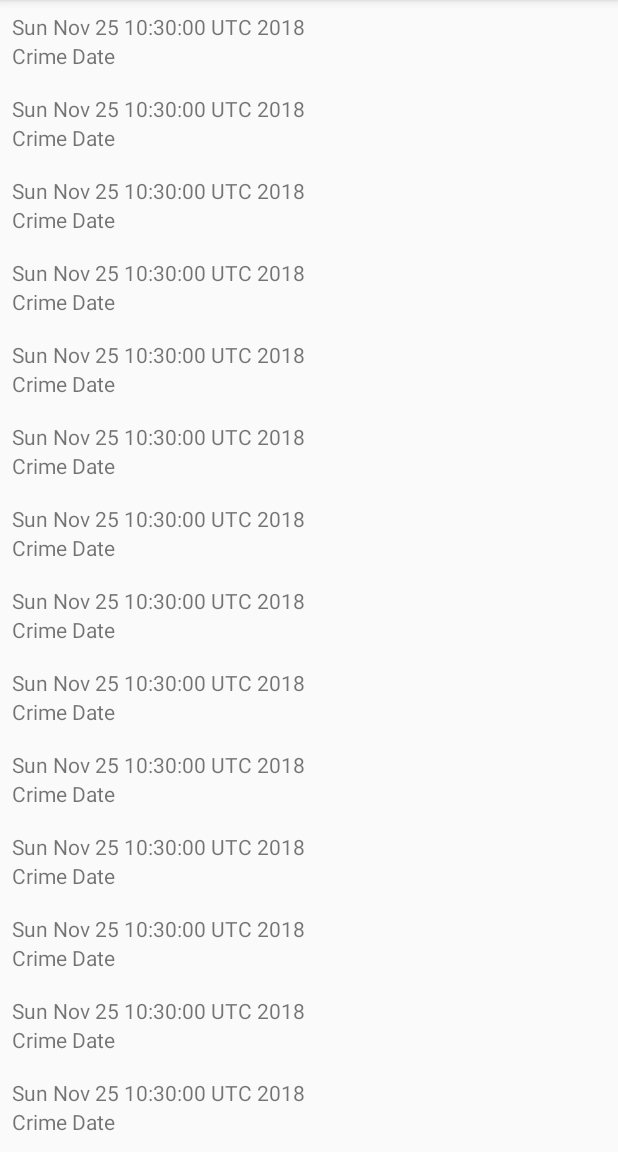
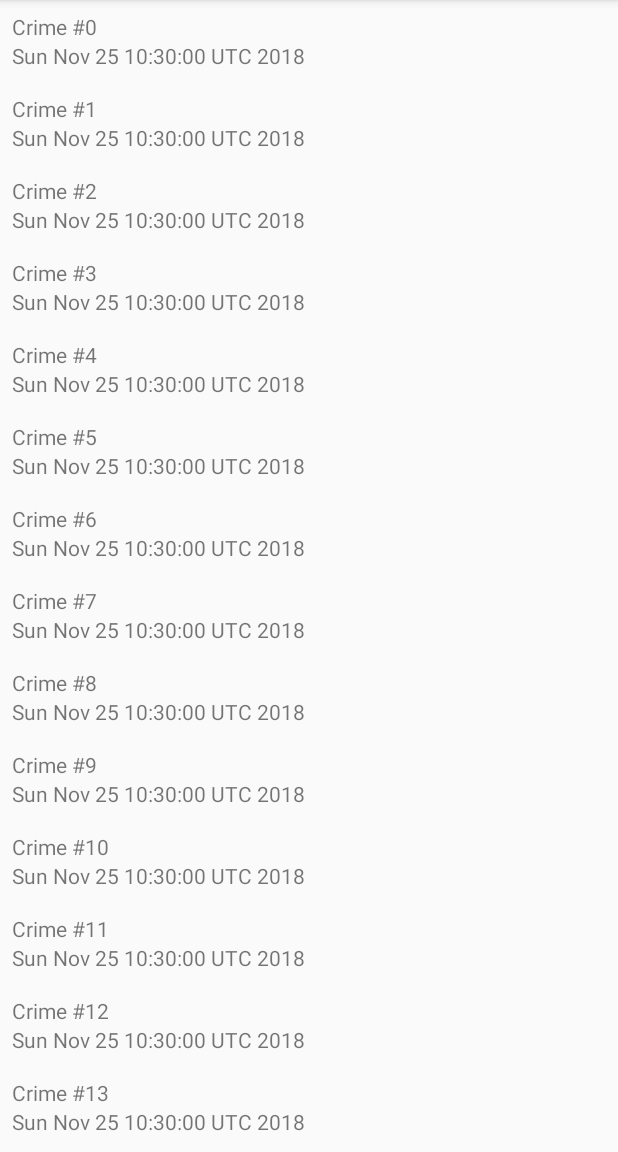
Before and after one commit to kotovi/CriminalIntent, an Android app: the screen it shows after launch (CrimeListActivity), on a phone screen of 412 x 824 dp, the part 84-1236 px from its top. Run offline under Robolectric (Android 15) with nearby library versions, the phone set to English and light mode, and no system bars.

Commit message:
1.0.10
bugs repair

```diff
--- a/app/src/main/java/ru/geekbase/ikotov/criminalintent/CrimeListFragment.java
+++ b/app/src/main/java/ru/geekbase/ikotov/criminalintent/CrimeListFragment.java
@@ -41,7 +41,7 @@ public class CrimeListFragment extends Fragment {
         public void bind (Crime crime){
             mCrime = crime;
             mTitleTextView.setText(mCrime.getTitle());
-            mTitleTextView.setText(mCrime.getDate().toString());
+            mDateTextView.setText(mCrime.getDate().toString());
         }
         @Override
         public void onClick(View view) {
```
